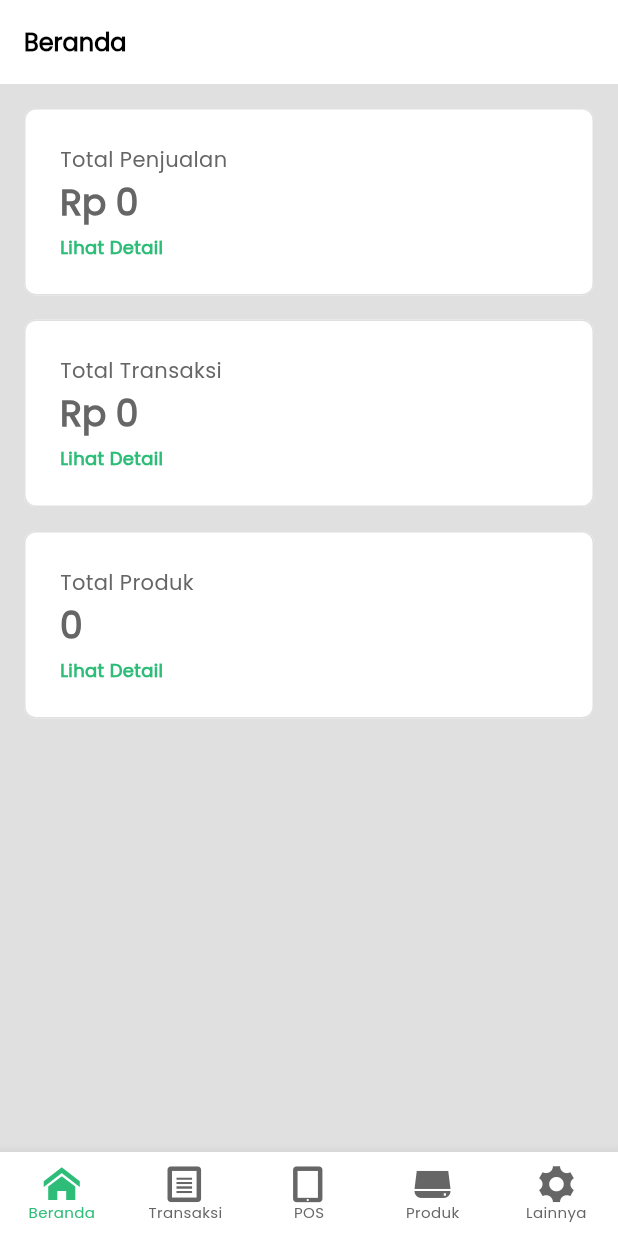
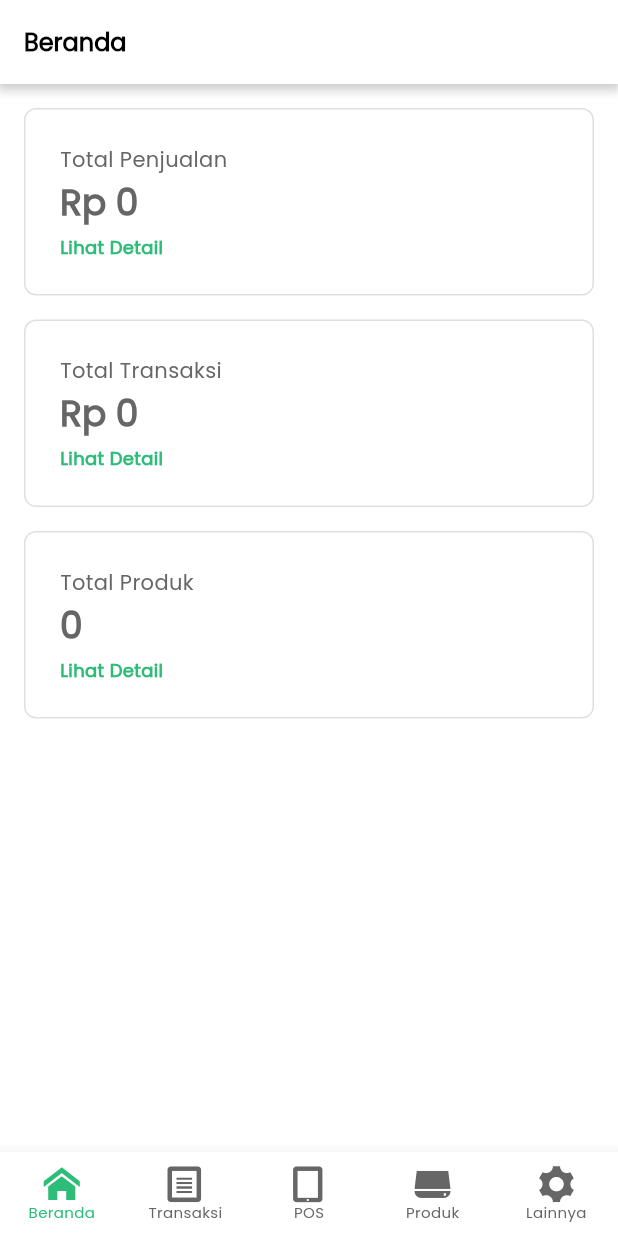
Before and after one commit to NickellF/Flutter-Apps, a Flutter app: the screen it shows after launch, on a phone screen of 412 x 824 dp. Run offline on Flutter 3.47's test engine with Material 3 defaults, Android fonts, the phone set to English and light mode, and no system bars.

Commit message:
update boxShadow for appBar

```diff
--- a/lib/core/preferences/colors.dart
+++ b/lib/core/preferences/colors.dart
@@ -59,6 +59,15 @@ class AppColors {
   });
 
   static const white = MaterialColor(0xffE0E0E0, {
+    50: Color(0xffffffff),
+    200: Color(0xffFAFAFA),
+    400: Color(0xffF5F5F5),
+    600: Color(0xffCCCCCC),
+    800: Color(0xffB8B8B8),
+  });
+
+  static const putih = MaterialColor(0xffffffff, {
+    50: Color(0xffffffff),
     200: Color(0xffFAFAFA),
     400: Color(0xffF5F5F5),
     600: Color(0xffCCCCCC),
--- a/lib/core/preferences/theme/light_theme.dart
+++ b/lib/core/preferences/theme/light_theme.dart
@@ -7,7 +7,7 @@ class LightTheme {
   final Color primaryColor;
 
   final Color errorColor = AppColors.red;
-  final Color scaffoldcolor = AppColors.white;
+  final Color scaffoldcolor = AppColors.putih;
   final Color textSolidColor = AppColors.black;
   final Color borderColor = AppColors.white;
   final Color disabledColor = AppColors.black;
--- a/lib/features/home/pages/home/page.dart
+++ b/lib/features/home/pages/home/page.dart
@@ -6,30 +6,49 @@ part 'sections/card_section.dart';
 class HomePage extends StatelessWidget {
   const HomePage({super.key});
 
-@override
+  @override
   Widget build(BuildContext context) {
     return Scaffold(
-      appBar: AppBar(title: const Text('Beranda')),
+      appBar: PreferredSize(
+        preferredSize: Size.fromHeight(kToolbarHeight),
+        child: Container(
+          decoration: BoxDecoration(
+            color: AppColors.white[50], // Background color for the AppBar
+            boxShadow: [
+              BoxShadow(
+                color: Colors.black.withOpacity(0.2), // Shadow color
+                spreadRadius: 2, // Spread radius of the shadow
+                blurRadius: 5, // Blur radius of the shadow
+                offset: Offset(0, 2), // Offset for the shadow
+              ),
+            ],
+          ),
+          child: AppBar(
+            title: const Text('Beranda'),
+            backgroundColor: Colors.transparent, // Make AppBar background transparent
+            elevation: 0, // Remove default elevation
+          ),
+        ),
+      ),
       body: SingleChildScrollView(
         padding: const EdgeInsets.all(Dimens.defaultSize),
         child: Column(
           crossAxisAlignment: CrossAxisAlignment.stretch,
           children: [
             const _CardSection(
-            title: 'Total Penjualan',
-            value: 'Rp 0',
+              title: 'Total Penjualan',
+              value: 'Rp 0',
             ),
             Dimens.defaultSize.height,
             const _CardSection(
               title: 'Total Transaksi',
-            value: 'Rp 0',
+              value: 'Rp 0',
             ),
             Dimens.defaultSize.height,
             const _CardSection(
               title: 'Total Produk',
-            value: '0',
+              value: '0',
             ),
-
           ],
         ),
       ),
```
